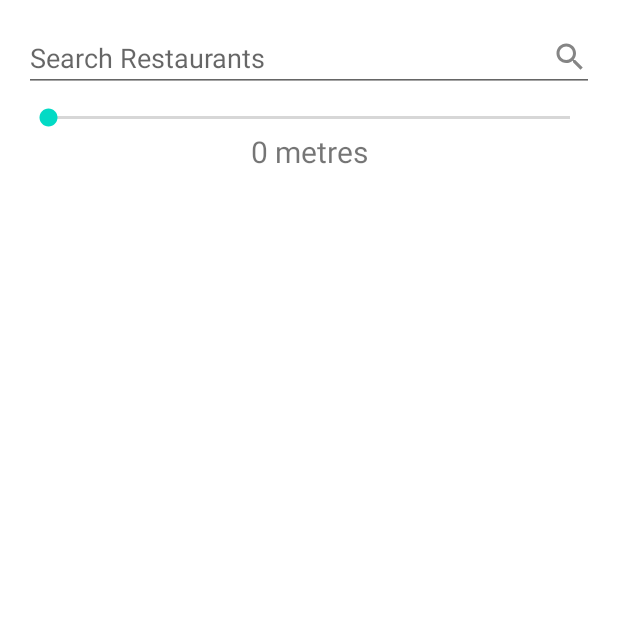
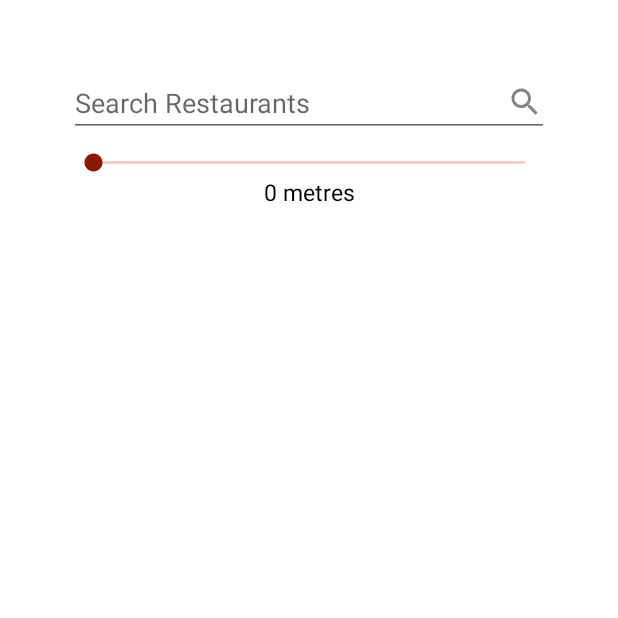
Before and after one commit to TratikDixit/FoodBuddy, an Android app: the NewGroup screen opened directly, with no data from a screen before it, on a phone screen of 412 x 824 dp, the top half of it. Run offline under Robolectric (Android 15) with nearby library versions, the phone set to English and light mode, and no system bars; our stand-ins replace Firebase (no records; nobody signed in at launch, a user with empty details on screens opened directly).

Commit message:
All screens(except chats) formatting done

```diff
--- a/app/src/main/res/layout/new_group.xml
+++ b/app/src/main/res/layout/new_group.xml
@@ -18,14 +18,22 @@
         android:drawableRight="@drawable/ic_action_name"
         android:hint="Search Restaurants"
         android:imeOptions="actionDone"
-        android:singleLine="true" />
+        android:singleLine="true"
+        android:layout_marginHorizontal="30dp"
+        android:layout_marginTop="30dp"
+        />
 
     <SeekBar
         android:id="@+id/seekBar"
         android:layout_width="match_parent"
         android:layout_height="wrap_content"
         android:maxHeight="6dip"
-        android:minHeight="6dip"></SeekBar>
+        android:minHeight="6dip"
+        android:layout_marginHorizontal="30dp"
+        android:progressTint="@color/primary_theme"
+        android:thumbTint="@color/primary_variant"
+        android:progressBackgroundTint="@color/red"
+        />
 
     <TextView
         android:id="@+id/distance"
@@ -34,14 +42,17 @@
         android:layout_marginBottom="16dp"
         android:gravity="center"
         android:text="0 metres"
-        android:textSize="20sp" />
+        android:textSize="15sp"
+        android:textColor="@color/black"
+        />
 
     <GridView
         android:id="@+id/gridView"
         android:layout_width="match_parent"
         android:layout_height="wrap_content"
-        android:numColumns="2"
-        android:scrollbars="vertical" />
+        android:scrollbars="vertical"
+        android:layout_marginHorizontal="15dp"
+        />
 
 
 </LinearLayout>
```
Also changed, not shown: app/src/main/java/com/example/grp2_foodbuddy/MainActivity.java (+20 -20 lines), app/src/main/res/layout/activity_form.xml (+10 -4 lines), app/src/main/res/layout/activity_prechat.xml (+24 -10 lines), app/src/main/res/layout/grid_item.xml (+13 -7 lines), app/src/main/res/drawable-v24/r2.png, app/src/main/res/drawable-v24/r2_tmp.png (added).
